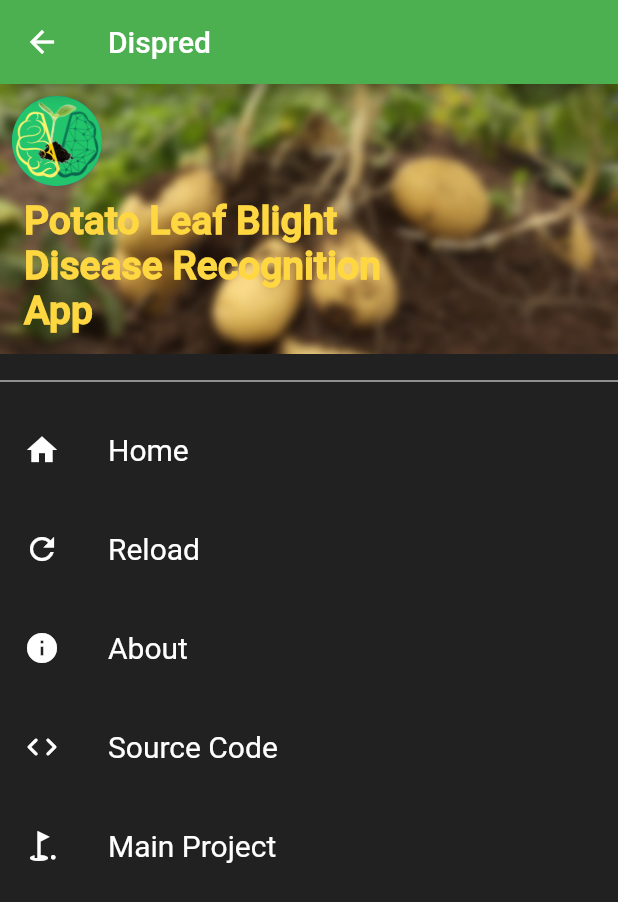
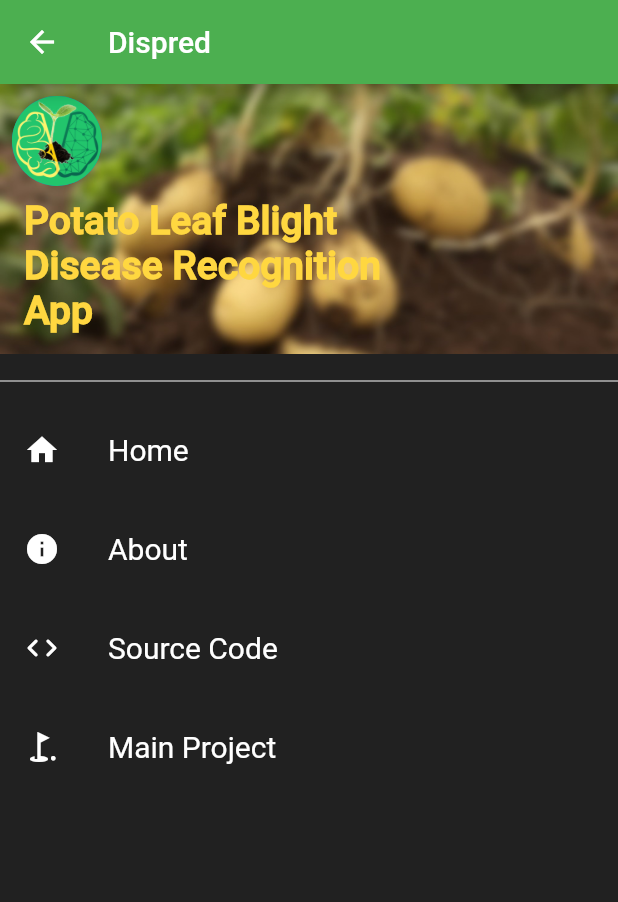
Before and after one commit to Deep-Jay/Dispred, a Flutter app: the NavigationDrawerWidget screen opened directly, on a phone screen of 412 x 824 dp. Shown: the top 902 px of the screen. Run offline on Flutter 3.47's test engine with Material 2 defaults, Android fonts, the phone set to English and light mode, and no system bars; our stand-ins replace camera, image_picker, progress_indicators; missing offline and left inert: tflite.

```diff
--- a/lib/widget.dart
+++ b/lib/widget.dart
@@ -47,13 +47,13 @@ class NavigationDrawerWidget extends StatelessWidget {
                 const SizedBox(
                   height: 10,
                 ),
-                buildMenuItem(
-                    text: 'Reload',
-                    icon: Icons.refresh,
-                    onClicked: () => selectedItem(context, 4)),
-                const SizedBox(
-                  height: 10,
-                ),
+                // buildMenuItem(
+                //     text: 'Reload',
+                //     icon: Icons.refresh,
+                //     onClicked: () => selectedItem(context, 4)),
+                // const SizedBox(
+                //   height: 10,
+                // ),
                 buildMenuItem(
                     text: 'About',
                     icon: Icons.info,
--- a/pubspec.yaml
+++ b/pubspec.yaml
@@ -31,7 +31,7 @@ publish_to: 'none' # Remove this line if you wish to publish to pub.dev
 # In iOS, build-name is used as CFBundleShortVersionString while build-number used as CFBundleVersion.
 # Read more about iOS versioning at
 # https://developer.apple.com/library/archive/documentation/General/Reference/InfoPlistKeyReference/Articles/CoreFoundationKeys.html
-version: 1.0.0+1
+version: 1.0.1+1
 
 environment:
   sdk: ">=2.16.1 <3.0.0"
@@ -51,7 +51,8 @@ dependencies:
   url_launcher: ^6.1.0
   animated_splash_screen: ^1.2.0
   progress_indicators: ^1.0.0
-
+#  path_provider: ^2.0.11
+#  permission_handler: ^10.0.0
 
   # The following adds the Cupertino Icons font to your application.
   # Use with the CupertinoIcons class for iOS style icons.
```
Also changed, not shown: lib/result_page.dart (+19 -0 lines), 2 other files.
